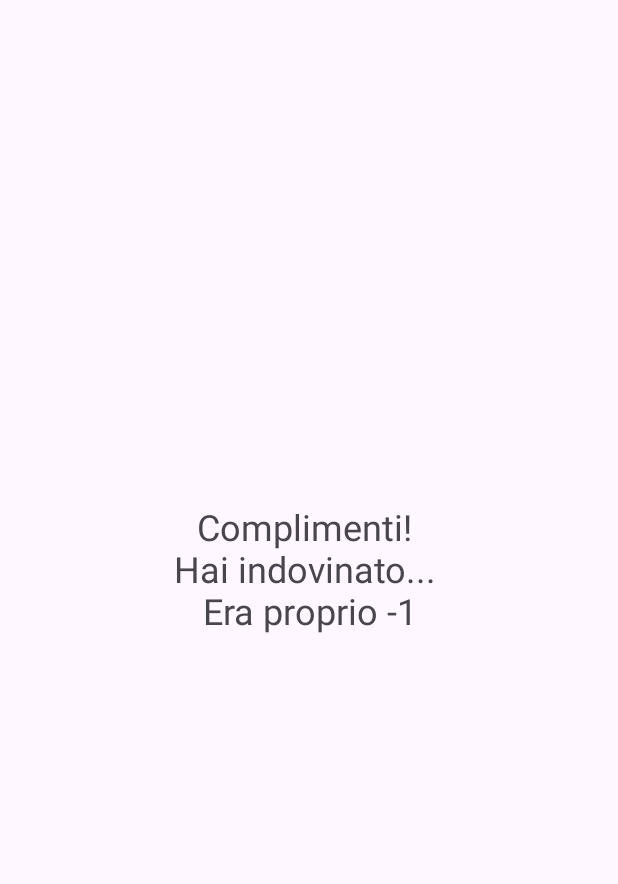
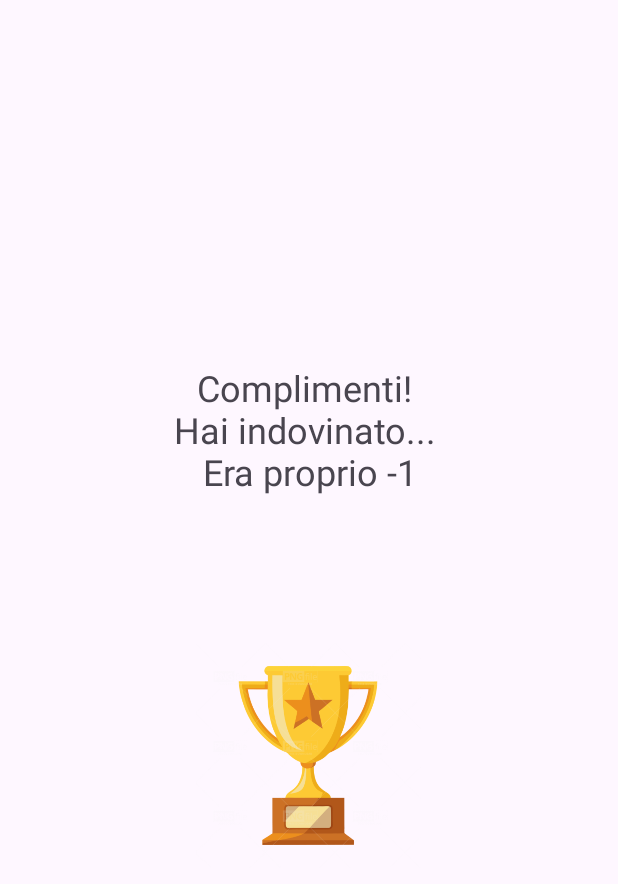
Before and after one commit to RiccardoPoggiani/RollDice, an Android app: the ThirdActivity screen opened directly, with no data from a screen before it, on a phone screen of 412 x 824 dp. Shown: the top 884 px of the screen. Run offline under Robolectric (Android 15) with nearby library versions, the phone set to English and light mode, and no system bars.

Commit message:
Aggiunta immagini vittoria/sconfitta

```diff
--- a/app/src/main/java/com/example/poggiani_rolldice/ThirdActivity.kt
+++ b/app/src/main/java/com/example/poggiani_rolldice/ThirdActivity.kt
@@ -2,6 +2,7 @@ package com.example.poggiani_rolldice
 
 import android.os.Bundle
 import android.util.Log
+import android.widget.ImageView
 import android.widget.TextView
 import androidx.activity.enableEdgeToEdge
 import androidx.appcompat.app.AppCompatActivity
@@ -25,12 +26,17 @@ class ThirdActivity : AppCompatActivity() {
 
         val textView = findViewById<TextView>(R.id.textViewActivityThird)
 
+        val imageViewThird = findViewById<ImageView>(R.id.imageViewActivityThird)
+
+
         if (numeroEstratto == numeroInserito) {
             textView.text = "Complimenti! \nHai indovinato... \nEra proprio $numeroEstratto"
             Log.d(TAG, "Esito: indovinato")
+            imageViewThird.setImageResource(R.drawable.win)
         } else {
             textView.text = "Peccato! \nNon hai indovinato... \nHai scelto $numeroInserito \nma il numero era $numeroEstratto"
             Log.d(TAG, "Esito: non indovinato")
+            imageViewThird.setImageResource(R.drawable.lose)
         }
     }
 }
--- a/app/src/main/res/layout/activity_third.xml
+++ b/app/src/main/res/layout/activity_third.xml
@@ -11,10 +11,23 @@
         android:id="@+id/textViewActivityThird"
         android:layout_width="327dp"
         android:layout_height="155dp"
+        android:textAlignment="center"
         android:textSize="24sp"
-        android:textAlignment="center"
         app:layout_constraintBottom_toBottomOf="parent"
         app:layout_constraintEnd_toEndOf="parent"
         app:layout_constraintStart_toStartOf="parent"
-        app:layout_constraintTop_toTopOf="parent" />
+        app:layout_constraintTop_toTopOf="parent"
+        app:layout_constraintVertical_bias="0.362" />
+
+    <ImageView
+        android:id="@+id/imageViewActivityThird"
+        android:layout_width="200dp"
+        android:layout_height="150dp"
+        app:layout_constraintBottom_toBottomOf="parent"
+        app:layout_constraintEnd_toEndOf="parent"
+        app:layout_constraintHorizontal_bias="0.497"
+        app:layout_constraintStart_toStartOf="parent"
+        app:layout_constraintTop_toBottomOf="@+id/textViewActivityThird"
+        app:layout_constraintVertical_bias="0.113"
+        tools:srcCompat="@tools:sample/avatars" />
 </androidx.constraintlayout.widget.ConstraintLayout>
```
Also changed, not shown: app/src/main/res/drawable/lose.png (added), app/src/main/res/drawable/win.png (added).
